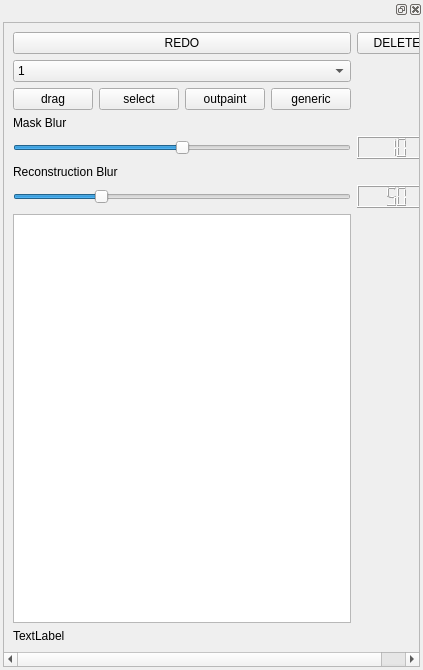
The window that frontend/ui_widgets/outpaint_controls.ui (XmYx/ainodes-pyside) describes before a commit, drawn with Qt 5.
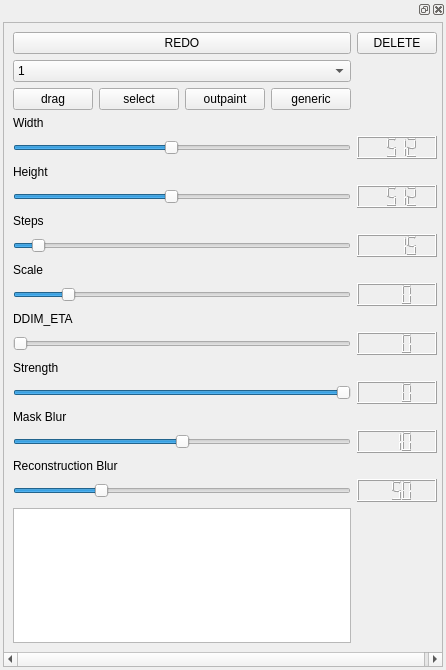
The same window after the commit.

Commit message: clean outpaint Mode

Diff of the .ui file:
```diff
--- a/frontend/ui_widgets/outpaint_controls.ui
+++ b/frontend/ui_widgets/outpaint_controls.ui
@@ -6,7 +6,7 @@
    <rect>
     <x>0</x>
     <y>0</y>
-    <width>423</width>
+    <width>446</width>
     <height>670</height>
    </rect>
   </property>
@@ -55,11 +55,92 @@
            <rect>
             <x>0</x>
             <y>0</y>
-            <width>419</width>
-            <height>623</height>
+            <width>438</width>
+            <height>640</height>
            </rect>
           </property>
           <layout class="QGridLayout" name="gridLayout_2">
+           <item row="18" column="3">
+            <widget class="QLCDNumber" name="ddimLCD">
+             <property name="digitCount">
+              <number>3</number>
+             </property>
+            </widget>
+           </item>
+           <item row="9" column="0">
+            <widget class="QLabel" name="label_4">
+             <property name="text">
+              <string>Width</string>
+             </property>
+            </widget>
+           </item>
+           <item row="23" column="0">
+            <widget class="QSlider" name="maskBlur">
+             <property name="maximum">
+              <number>20</number>
+             </property>
+             <property name="pageStep">
+              <number>1</number>
+             </property>
+             <property name="value">
+              <number>10</number>
+             </property>
+             <property name="orientation">
+              <enum>Qt::Horizontal</enum>
+             </property>
+            </widget>
+           </item>
+           <item row="16" column="0">
+            <widget class="QSlider" name="scaleSilder">
+             <property name="minimum">
+              <number>1</number>
+             </property>
+             <property name="maximum">
+              <number>500</number>
+             </property>
+             <property name="pageStep">
+              <number>1</number>
+             </property>
+             <property name="value">
+              <number>75</number>
+             </property>
+             <property name="orientation">
+              <enum>Qt::Horizontal</enum>
+             </property>
+            </widget>
+           </item>
+           <item row="4" column="0">
+            <layout class="QGridLayout" name="gridLayout_3">
+             <item row="0" column="0">
+              <widget class="QPushButton" name="dragButton">
+               <property name="text">
+                <string>drag</string>
+               </property>
+              </widget>
+             </item>
+             <item row="0" column="1">
+              <widget class="QPushButton" name="selectButton">
+               <property name="text">
+                <string>select</string>
+               </property>
+              </widget>
+             </item>
+             <item row="0" column="2">
+              <widget class="QPushButton" name="outpaintButton">
+               <property name="text">
+                <string>outpaint</string>
+               </property>
+              </widget>
+             </item>
+             <item row="0" column="3">
+              <widget class="QPushButton" name="genericButton">
+               <property name="text">
+                <string>generic</string>
+               </property>
+              </widget>
+             </item>
+            </layout>
+           </item>
            <item row="0" column="3">
             <widget class="QPushButton" name="delButton">
              <property name="text">
@@ -67,7 +148,36 @@
              </property>
             </widget>
            </item>
-           <item row="9" column="0">
+           <item row="14" column="0">
+            <widget class="QSlider" name="stepsSlider">
+             <property name="minimum">
+              <number>1</number>
+             </property>
+             <property name="maximum">
+              <number>250</number>
+             </property>
+             <property name="sliderPosition">
+              <number>15</number>
+             </property>
+             <property name="orientation">
+              <enum>Qt::Horizontal</enum>
+             </property>
+            </widget>
+           </item>
+           <item row="18" column="0">
+            <widget class="QSlider" name="ddimSilder">
+             <property name="maximum">
+              <number>100</number>
+             </property>
+             <property name="pageStep">
+              <number>1</number>
+             </property>
+             <property name="orientation">
+              <enum>Qt::Horizontal</enum>
+             </property>
+            </widget>
+           </item>
+           <item row="27" column="0">
             <widget class="QListWidget" name="rectList">
              <property name="dragEnabled">
               <bool>true</bool>
@@ -95,103 +205,6 @@
              </property>
             </widget>
            </item>
-           <item row="4" column="0">
-            <layout class="QGridLayout" name="gridLayout_3">
-             <item row="0" column="0">
-              <widget class="QPushButton" name="dragButton">
-               <property name="text">
-                <string>drag</string>
-               </property>
-              </widget>
-             </item>
-             <item row="0" column="1">
-              <widget class="QPushButton" name="selectButton">
-               <property name="text">
-                <string>select</string>
-               </property>
-              </widget>
-             </item>
-             <item row="0" column="2">
-              <widget class="QPushButton" name="outpaintButton">
-               <property name="text">
-                <string>outpaint</string>
-               </property>
-              </widget>
-             </item>
-             <item row="0" column="3">
-              <widget class="QPushButton" name="genericButton">
-               <property name="text">
-                <string>generic</string>
-               </property>
-              </widget>
-             </item>
-            </layout>
-           </item>
-           <item row="6" column="3">
-            <widget class="QLCDNumber" name="blurLCD">
-             <property name="digitCount">
-              <number>2</number>
-             </property>
-             <property name="segmentStyle">
-              <enum>QLCDNumber::Filled</enum>
-             </property>
-             <property name="intValue" stdset="0">
-              <number>10</number>
-             </property>
-            </widget>
-           </item>
-           <item row="8" column="3">
-            <widget class="QLCDNumber" name="reconsLCD">
-             <property name="digitCount">
-              <number>2</number>
-             </property>
-             <property name="segmentStyle">
-              <enum>QLCDNumber::Filled</enum>
-             </property>
-             <property name="intValue" stdset="0">
-              <number>50</number>
-             </property>
-            </widget>
-           </item>
-           <item row="8" column="0">
-            <widget class="QSlider" name="reconsBlur">
-             <property name="maximum">
-              <number>200</number>
-             </property>
-             <property name="pageStep">
-              <number>1</number>
-             </property>
-             <property name="sliderPosition">
-              <number>50</number>
-             </property>
-             <property name="orientation">
-              <enum>Qt::Horizontal</enum>
-             </property>
-            </widget>
-           </item>
-           <item row="6" column="0">
-            <widget class="QSlider" name="maskBlur">
-             <property name="maximum">
-              <number>20</number>
-             </property>
-             <property name="pageStep">
-              <number>1</number>
-             </property>
-             <property name="value">
-              <number>10</number>
-             </property>
-             <property name="orientation">
-              <enum>Qt::Horizontal</enum>
-             </property>
-            </widget>
-           </item>
-           <item row="10" column="0">
-            <widget class="QLabel" name="label">
-             <property name="text">
-              <string>TextLabel</string>
-             </property>
-            </widget>
-           </item>
            <item row="1" column="0">
             <widget class="QComboBox" name="rendermode">
              <item>
@@ -246,6 +259,40 @@
              </item>
             </widget>
            </item>
+           <item row="15" column="0">
+            <widget class="QLabel" name="label_6">
+             <property name="text">
+              <string>Scale</string>
+             </property>
+            </widget>
+           </item>
+           <item row="12" column="3">
+            <widget class="QLCDNumber" name="heightLCD">
+             <property name="digitCount">
+              <number>4</number>
+             </property>
+             <property name="intValue" stdset="0">
+              <number>512</number>
+             </property>
+            </widget>
+           </item>
+           <item row="17" column="0">
+            <widget class="QLabel" name="label_7">
+             <property name="text">
+              <string>DDIM_ETA</string>
+             </property>
+            </widget>
+           </item>
+           <item row="10" column="3">
+            <widget class="QLCDNumber" name="widthLCD">
+             <property name="digitCount">
+              <number>4</number>
+             </property>
+             <property name="intValue" stdset="0">
+              <number>512</number>
+             </property>
+            </widget>
+           </item>
            <item row="0" column="0">
             <widget class="QPushButton" name="redoButton">
              <property name="text">
@@ -253,20 +300,167 @@
              </property>
             </widget>
            </item>
-           <item row="5" column="0">
-            <widget class="QLabel" name="label_2">
+           <item row="20" column="0">
+            <widget class="QSlider" name="strengthSilder">
+             <property name="maximum">
+              <number>100</number>
+             </property>
+             <property name="pageStep">
+              <number>1</number>
+             </property>
+             <property name="value">
+              <number>100</number>
+             </property>
+             <property name="orientation">
+              <enum>Qt::Horizontal</enum>
+             </property>
+            </widget>
+           </item>
+           <item row="11" column="0">
+            <widget class="QLabel" name="label_5">
              <property name="text">
-              <string>Mask Blur</string>
+              <string>Height</string>
              </property>
             </widget>
            </item>
-           <item row="7" column="0">
+           <item row="20" column="3">
+            <widget class="QLCDNumber" name="strengthLCD">
+             <property name="digitCount">
+              <number>3</number>
+             </property>
+            </widget>
+           </item>
+           <item row="23" column="3">
+            <widget class="QLCDNumber" name="blurLCD">
+             <property name="digitCount">
+              <number>3</number>
+             </property>
+             <property name="segmentStyle">
+              <enum>QLCDNumber::Filled</enum>
+             </property>
+             <property name="intValue" stdset="0">
+              <number>10</number>
+             </property>
+            </widget>
+           </item>
+           <item row="26" column="3">
+            <widget class="QLCDNumber" name="reconsLCD">
+             <property name="digitCount">
+              <number>3</number>
+             </property>
+             <property name="segmentStyle">
+              <enum>QLCDNumber::Filled</enum>
+             </property>
+             <property name="intValue" stdset="0">
+              <number>50</number>
+             </property>
+            </widget>
+           </item>
+           <item row="12" column="0">
+            <widget class="QSlider" name="heightSilder">
+             <property name="minimum">
+              <number>64</number>
+             </property>
+             <property name="maximum">
+              <number>1024</number>
+             </property>
+             <property name="singleStep">
+              <number>64</number>
+             </property>
+             <property name="pageStep">
+              <number>64</number>
+             </property>
+             <property name="sliderPosition">
+              <number>512</number>
+             </property>
+             <property name="orientation">
+              <enum>Qt::Horizontal</enum>
+             </property>
+            </widget>
+           </item>
+           <item row="19" column="0">
+            <widget class="QLabel" name="label_8">
+             <property name="text">
+              <string>Strength</string>
+             </property>
+            </widget>
+           </item>
+           <item row="16" column="3">
+            <widget class="QLCDNumber" name="scaleLCD">
+             <property name="digitCount">
+              <number>3</number>
+             </property>
+            </widget>
+           </item>
+           <item row="25" column="0">
             <widget class="QLabel" name="label_3">
              <property name="text">
               <string>Reconstruction Blur</string>
              </property>
             </widget>
            </item>
+           <item row="26" column="0">
+            <widget class="QSlider" name="reconsBlur">
+             <property name="maximum">
+              <number>200</number>
+             </property>
+             <property name="pageStep">
+              <number>1</number>
+             </property>
+             <property name="sliderPosition">
+              <number>50</number>
+             </property>
+             <property name="orientation">
+              <enum>Qt::Horizontal</enum>
+             </property>
+            </widget>
+           </item>
+           <item row="22" column="0">
+            <widget class="QLabel" name="label_2">
+             <property name="text">
+              <string>Mask Blur</string>
+             </property>
+            </widget>
+           </item>
+           <item row="10" column="0">
+            <widget class="QSlider" name="widthSilder">
+             <property name="minimum">
+              <number>64</number>
+             </property>
+             <property name="maximum">
+              <number>1024</number>
+             </property>
+             <property name="singleStep">
+              <number>64</number>
+             </property>
+             <property name="pageStep">
+              <number>64</number>
+             </property>
+             <property name="sliderPosition">
+              <number>512</number>
+             </property>
+             <property name="orientation">
+              <enum>Qt::Horizontal</enum>
+             </property>
+            </widget>
+           </item>
+           <item row="13" column="0">
+            <widget class="QLabel" name="label">
+             <property name="text">
+              <string>Steps</string>
+             </property>
+            </widget>
+           </item>
+           <item row="14" column="3">
+            <widget class="QLCDNumber" name="stepsLCD">
+             <property name="digitCount">
+              <number>4</number>
+             </property>
+             <property name="intValue" stdset="0">
+              <number>15</number>
+             </property>
+            </widget>
+           </item>
           </layout>
          </widget>
         </widget>
```
Left out of the diff: 96 changed lines with no effect on the pictures. The commit also changes 1 other file.
